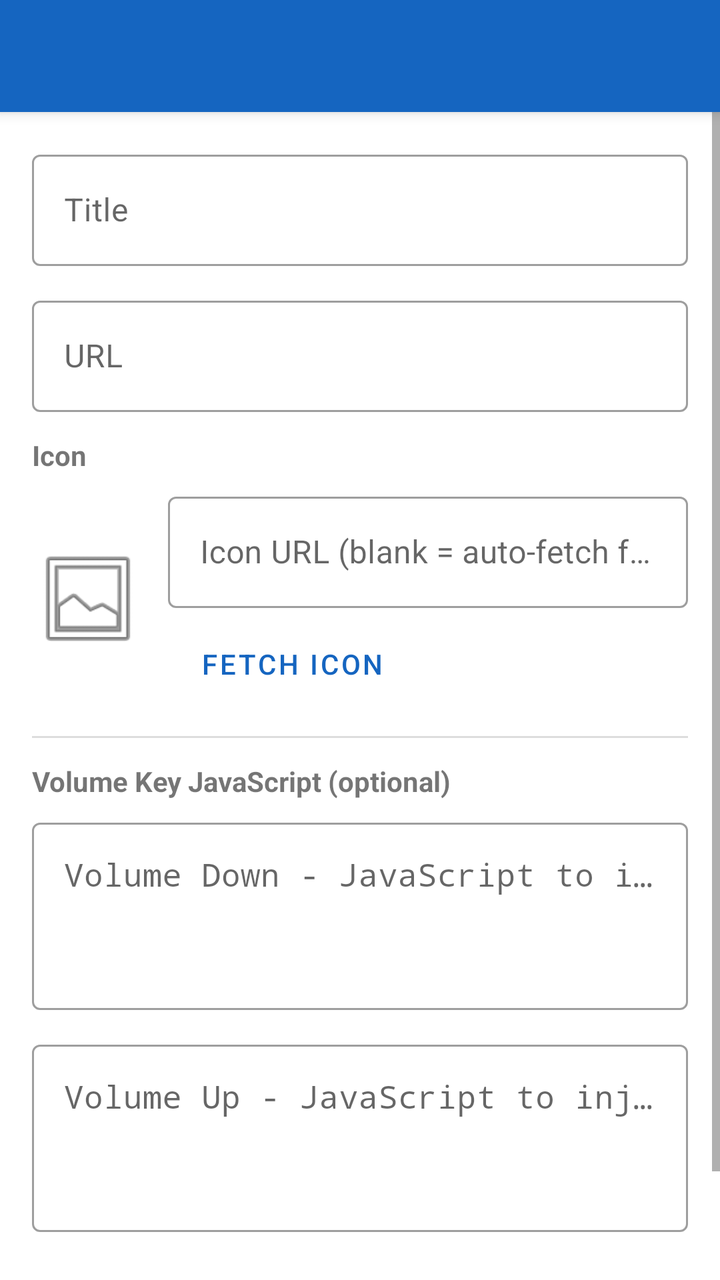
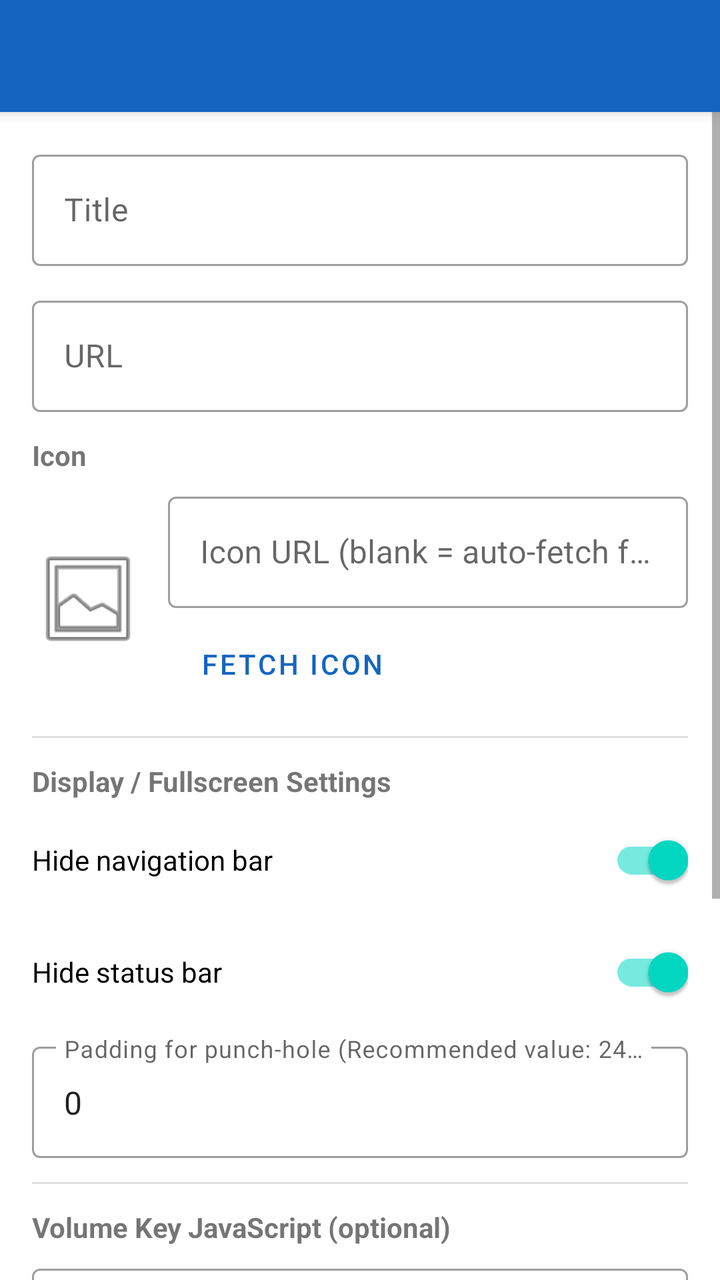

Before-and-after screenshots of an Android layout around one commit, followed by the original layout XML and the change that was made.
<!-- AndroidManifest.xml: application theme Theme.FullScreenBrowsers -->
<!-- res/layout/activity_edit_sub_app.xml -->
<?xml version="1.0" encoding="utf-8"?>
<androidx.coordinatorlayout.widget.CoordinatorLayout
    xmlns:android="http://schemas.android.com/apk/res/android"
    xmlns:app="http://schemas.android.com/apk/res-auto"
    android:layout_width="match_parent"
    android:layout_height="match_parent">

    <com.google.android.material.appbar.AppBarLayout
        android:layout_width="match_parent"
        android:layout_height="wrap_content">

        <androidx.appcompat.widget.Toolbar
            android:id="@+id/toolbar"
            android:layout_width="match_parent"
            android:layout_height="?attr/actionBarSize"
            android:background="?attr/colorPrimary"
            android:theme="@style/ThemeOverlay.AppCompat.Dark.ActionBar"
            app:popupTheme="@style/ThemeOverlay.AppCompat.Light" />

    </com.google.android.material.appbar.AppBarLayout>

    <ScrollView
        android:layout_width="match_parent"
        android:layout_height="match_parent"
        app:layout_behavior="@string/appbar_scrolling_view_behavior">

        <LinearLayout
            android:layout_width="match_parent"
            android:layout_height="wrap_content"
            android:orientation="vertical"
            android:padding="16dp">

            <com.google.android.material.textfield.TextInputLayout
                android:layout_width="match_parent"
                android:layout_height="wrap_content"
                android:hint="Title"
                style="@style/Widget.MaterialComponents.TextInputLayout.OutlinedBox"
                android:layout_marginBottom="12dp">
                <com.google.android.material.textfield.TextInputEditText
                    android:id="@+id/etTitle"
                    android:layout_width="match_parent"
                    android:layout_height="wrap_content"
                    android:inputType="text"
                    android:imeOptions="actionNext" />
            </com.google.android.material.textfield.TextInputLayout>

            <com.google.android.material.textfield.TextInputLayout
                android:layout_width="match_parent"
                android:layout_height="wrap_content"
                android:hint="URL"
                style="@style/Widget.MaterialComponents.TextInputLayout.OutlinedBox"
                android:layout_marginBottom="12dp">
                <com.google.android.material.textfield.TextInputEditText
                    android:id="@+id/etUrl"
                    android:layout_width="match_parent"
                    android:layout_height="wrap_content"
                    android:inputType="textUri"
                    android:imeOptions="actionNext" />
            </com.google.android.material.textfield.TextInputLayout>

            <TextView
                android:layout_width="match_parent"
                android:layout_height="wrap_content"
                android:text="Icon"
                android:textStyle="bold"
                android:layout_marginBottom="6dp" />

            <LinearLayout
                android:layout_width="match_parent"
                android:layout_height="wrap_content"
                android:orientation="horizontal"
                android:gravity="center_vertical"
                android:layout_marginBottom="12dp">

                <ImageView
                    android:id="@+id/imgIconPreview"
                    android:layout_width="56dp"
                    android:layout_height="56dp"
                    android:scaleType="centerCrop"
                    android:src="@android:drawable/ic_menu_gallery"
                    android:layout_marginEnd="12dp" />

                <LinearLayout
                    android:layout_width="0dp"
                    android:layout_height="wrap_content"
                    android:layout_weight="1"
                    android:orientation="vertical">

                    <com.google.android.material.textfield.TextInputLayout
                        android:layout_width="match_parent"
                        android:layout_height="wrap_content"
                        android:hint="Icon URL (blank = auto-fetch favicon)"
                        style="@style/Widget.MaterialComponents.TextInputLayout.OutlinedBox"
                        android:layout_marginBottom="4dp">
                        <com.google.android.material.textfield.TextInputEditText
                            android:id="@+id/etIconUrl"
                            android:layout_width="match_parent"
                            android:layout_height="wrap_content"
                            android:inputType="textUri" />
                    </com.google.android.material.textfield.TextInputLayout>

                    <Button
                        android:id="@+id/btnFetchIcon"
                        android:layout_width="wrap_content"
                        android:layout_height="wrap_content"
                        android:text="Fetch Icon"
                        style="@style/Widget.MaterialComponents.Button.OutlinedButton" />
                </LinearLayout>
            </LinearLayout>

            <View
                android:layout_width="match_parent"
                android:layout_height="1dp"
                android:background="#DDD"
                android:layout_marginBottom="12dp" />

            <TextView
                android:layout_width="match_parent"
                android:layout_height="wrap_content"
                android:text="Volume Key JavaScript (optional)"
                android:textStyle="bold"
                android:layout_marginBottom="6dp" />

            <com.google.android.material.textfield.TextInputLayout
                android:layout_width="match_parent"
                android:layout_height="wrap_content"
                android:hint="Volume Down - JavaScript to inject"
                style="@style/Widget.MaterialComponents.TextInputLayout.OutlinedBox"
                android:layout_marginBottom="12dp">
                <com.google.android.material.textfield.TextInputEditText
                    android:id="@+id/etVolumeDownJs"
                    android:layout_width="match_parent"
                    android:layout_height="wrap_content"
                    android:inputType="textMultiLine"
                    android:gravity="top"
                    android:minLines="3"
                    android:maxLines="8"
                    android:scrollbars="vertical"
                    android:fontFamily="monospace" />
            </com.google.android.material.textfield.TextInputLayout>

            <com.google.android.material.textfield.TextInputLayout
                android:layout_width="match_parent"
                android:layout_height="wrap_content"
                android:hint="Volume Up - JavaScript to inject"
                style="@style/Widget.MaterialComponents.TextInputLayout.OutlinedBox"
                android:layout_marginBottom="20dp">
                <com.google.android.material.textfield.TextInputEditText
                    android:id="@+id/etVolumeUpJs"
                    android:layout_width="match_parent"
                    android:layout_height="wrap_content"
                    android:inputType="textMultiLine"
                    android:gravity="top"
                    android:minLines="3"
                    android:maxLines="8"
                    android:scrollbars="vertical"
                    android:fontFamily="monospace" />
            </com.google.android.material.textfield.TextInputLayout>

            <Button
                android:id="@+id/btnSave"
                android:layout_width="match_parent"
                android:layout_height="wrap_content"
                android:text="Save" />

        </LinearLayout>
    </ScrollView>

</androidx.coordinatorlayout.widget.CoordinatorLayout>
<!-- resources referenced by this layout -->
<resources>
  <style name="Theme.FullScreenBrowsers" parent="Theme.MaterialComponents.DayNight.NoActionBar">
          <item name="colorPrimary">#1565C0</item>
          <item name="colorPrimaryVariant">#003c8f</item>
          <item name="colorOnPrimary">@android:color/white</item>
          <item name="colorSecondary">#03DAC5</item>
      </style>
</resources>

<!-- the commit's change to res/layout/activity_edit_sub_app.xml (unified diff, before → after) -->
@@ -114,6 +114,51 @@
                 android:background="#DDD"
                 android:layout_marginBottom="12dp" />
 
+            
+            <TextView
+                android:layout_width="match_parent"
+                android:layout_height="wrap_content"
+                android:text="Display / Fullscreen Settings"
+                android:textStyle="bold"
+                android:layout_marginBottom="6dp" />
+
+            <com.google.android.material.switchmaterial.SwitchMaterial
+                android:id="@+id/switchHideNavigationBar"
+                android:layout_width="match_parent"
+                android:layout_height="wrap_content"
+                android:text="Hide navigation bar"
+                android:checked="true"
+                android:layout_marginBottom="8dp" />
+
+            <com.google.android.material.switchmaterial.SwitchMaterial
+                android:id="@+id/switchHideStatusBar"
+                android:layout_width="match_parent"
+                android:layout_height="wrap_content"
+                android:text="Hide status bar"
+                android:checked="true"
+                android:layout_marginBottom="8dp" />
+
+            <com.google.android.material.textfield.TextInputLayout
+                android:id="@+id/tilPunchHolePadding"
+                android:layout_width="match_parent"
+                android:layout_height="wrap_content"
+                android:hint="Padding for punch-hole (Recommended value: 24dp)"
+                style="@style/Widget.MaterialComponents.TextInputLayout.OutlinedBox"
+                android:layout_marginBottom="12dp">
+                <com.google.android.material.textfield.TextInputEditText
+                    android:id="@+id/etPunchHolePadding"
+                    android:layout_width="match_parent"
+                    android:layout_height="wrap_content"
+                    android:inputType="number"
+                    android:text="0" />
+            </com.google.android.material.textfield.TextInputLayout>
+
+            <View
+                android:layout_width="match_parent"
+                android:layout_height="1dp"
+                android:background="#DDD"
+                android:layout_marginBottom="12dp" />
+
             <TextView
                 android:layout_width="match_parent"
                 android:layout_height="wrap_content"
